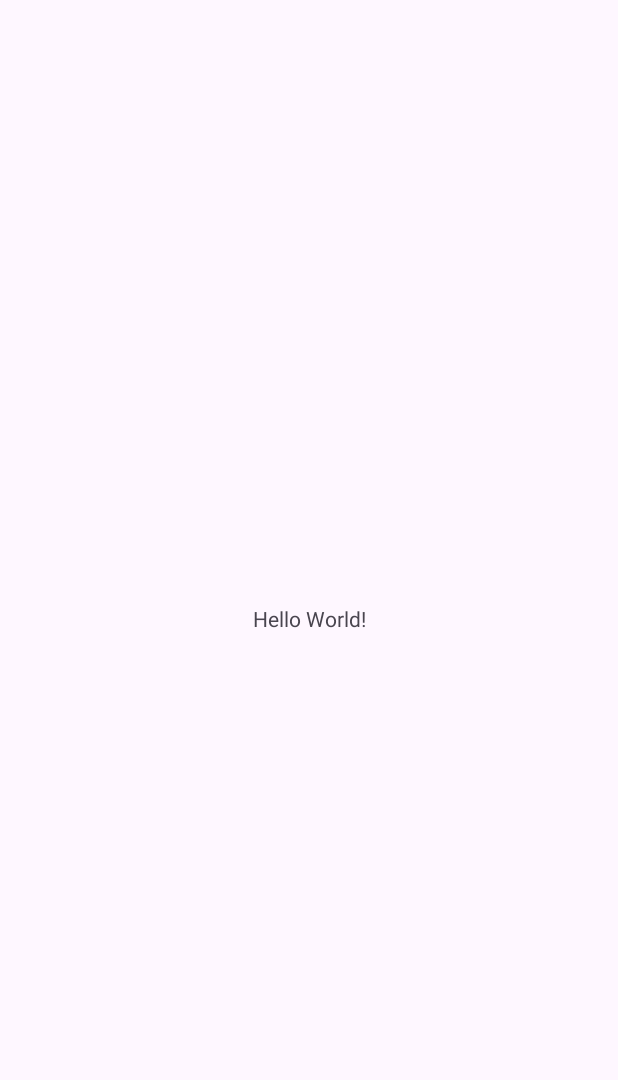
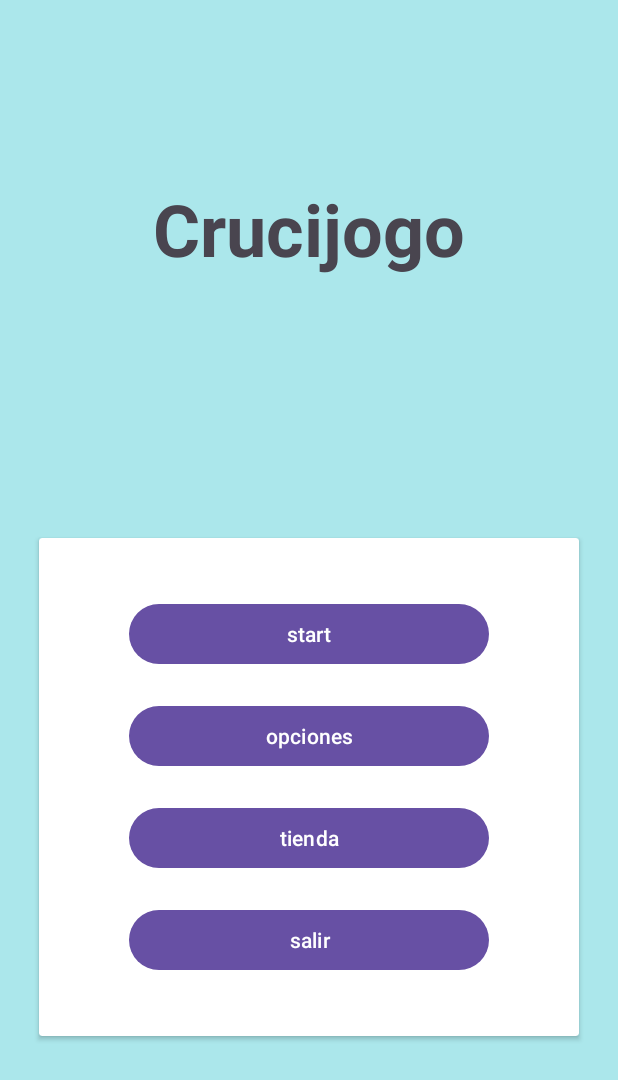
Before and after one commit to Joaquin-1204/CruciJogo, an Android app: the screen it shows after launch (MainActivity), on a phone screen of 412 x 824 dp. Before the commit the part shown is almost empty. Shown: the top 1080 px of the screen. Run offline under Robolectric (Android 15) with nearby library versions, the phone set to English and light mode, and no system bars.

Commit message:
second commit

```diff
--- a/app/src/main/res/layout/activity_main.xml
+++ b/app/src/main/res/layout/activity_main.xml
@@ -1,18 +1,94 @@
 <?xml version="1.0" encoding="utf-8"?>
-<androidx.constraintlayout.widget.ConstraintLayout xmlns:android="http://schemas.android.com/apk/res/android"
+<LinearLayout xmlns:android="http://schemas.android.com/apk/res/android"
     xmlns:app="http://schemas.android.com/apk/res-auto"
     xmlns:tools="http://schemas.android.com/tools"
     android:layout_width="match_parent"
     android:layout_height="match_parent"
+    android:background="#ABE7EB"
     tools:context=".MainActivity">
 
+    <androidx.constraintlayout.widget.ConstraintLayout
+        android:layout_width="match_parent"
+        android:layout_height="match_parent">
+
         <TextView
+            android:id="@+id/txtTitle"
             android:layout_width="wrap_content"
             android:layout_height="wrap_content"
-        android:text="Hello World!"
-        app:layout_constraintBottom_toBottomOf="parent"
+            android:layout_marginTop="120dp"
+            android:text="Crucijogo"
+            android:textSize="48sp"
+            android:textStyle="bold"
+            android:typeface="sans"
             app:layout_constraintEnd_toEndOf="parent"
             app:layout_constraintStart_toStartOf="parent"
             app:layout_constraintTop_toTopOf="parent" />
 
+        <androidx.cardview.widget.CardView
+            android:id="@+id/cardmenu"
+            android:layout_width="wrap_content"
+            android:layout_height="wrap_content"
+            android:layout_marginTop="40dp"
+            app:cardBackgroundColor="#FFFFFF"
+            app:layout_constraintBottom_toBottomOf="parent"
+            app:layout_constraintEnd_toEndOf="parent"
+            app:layout_constraintStart_toStartOf="parent"
+            app:layout_constraintTop_toBottomOf="@+id/txtTitle">
+
+            <androidx.constraintlayout.widget.ConstraintLayout
+                android:layout_width="match_parent"
+                android:layout_height="match_parent">
+
+                <Button
+                    android:id="@+id/btnEmpezar"
+                    android:layout_width="240dp"
+                    android:layout_height="wrap_content"
+                    android:layout_marginStart="60dp"
+                    android:layout_marginTop="40dp"
+                    android:layout_marginEnd="60dp"
+                    android:text="start"
+                    app:layout_constraintEnd_toEndOf="parent"
+                    app:layout_constraintStart_toStartOf="parent"
+                    app:layout_constraintTop_toTopOf="parent" />
+
+                <Button
+                    android:id="@+id/btnOpciones"
+                    android:layout_width="240dp"
+                    android:layout_height="wrap_content"
+                    android:layout_marginStart="60dp"
+                    android:layout_marginTop="20dp"
+                    android:layout_marginEnd="60dp"
+                    android:text="opciones"
+                    app:layout_constraintEnd_toEndOf="parent"
+                    app:layout_constraintStart_toStartOf="parent"
+                    app:layout_constraintTop_toBottomOf="@+id/btnEmpezar" />
+
+                <Button
+                    android:id="@+id/btnTienda"
+                    android:layout_width="240dp"
+                    android:layout_height="wrap_content"
+                    android:layout_marginStart="60dp"
+                    android:layout_marginTop="20dp"
+                    android:layout_marginEnd="60dp"
+                    android:text="tienda"
+                    app:layout_constraintEnd_toEndOf="parent"
+                    app:layout_constraintStart_toStartOf="parent"
+                    app:layout_constraintTop_toBottomOf="@+id/btnOpciones" />
+
+                <Button
+                    android:id="@+id/btnSalir"
+                    android:layout_width="240dp"
+                    android:layout_height="wrap_content"
+                    android:layout_marginStart="60dp"
+                    android:layout_marginTop="20dp"
+                    android:layout_marginEnd="60dp"
+                    android:layout_marginBottom="40dp"
+                    android:text="salir"
+                    app:layout_constraintBottom_toBottomOf="parent"
+                    app:layout_constraintEnd_toEndOf="parent"
+                    app:layout_constraintStart_toStartOf="parent"
+                    app:layout_constraintTop_toBottomOf="@+id/btnTienda" />
             </androidx.constraintlayout.widget.ConstraintLayout>
+        </androidx.cardview.widget.CardView>
+    </androidx.constraintlayout.widget.ConstraintLayout>
+</LinearLayout>
```
Lines whose indentation alone changed are shown as unchanged.
